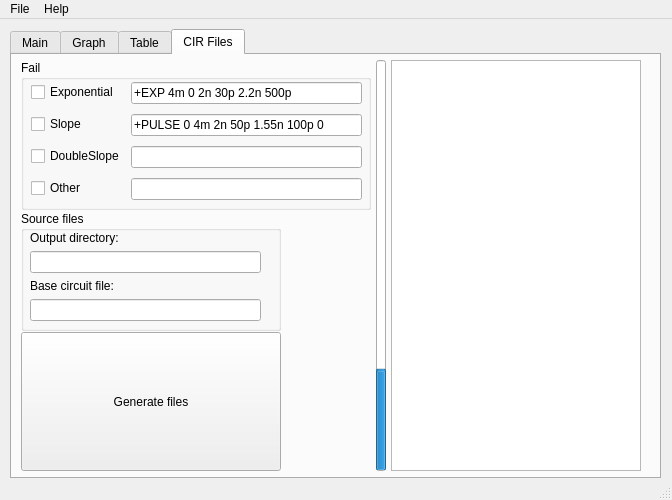
Above: Resources/Tools/Simulation_analyzer/ui/simulation_analyzer.ui from ginotkj/fiocs before the change. Below: the same form after it.
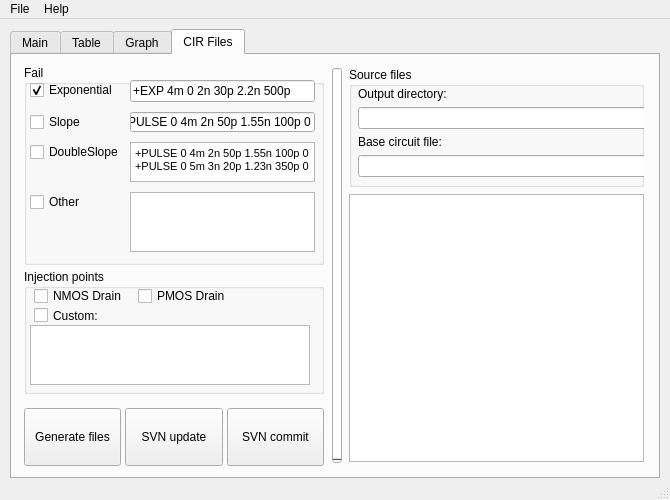
That is the form after the change. The open tabs and pages were chosen to show the change.

Commit message: GUI redesign. Re architecture of the fail_inject.py code.

```diff
--- a/Resources/Tools/Simulation_analyzer/ui/simulation_analyzer.ui
+++ b/Resources/Tools/Simulation_analyzer/ui/simulation_analyzer.ui
@@ -6,7 +6,7 @@
    <rect>
     <x>0</x>
     <y>0</y>
-    <width>672</width>
+    <width>670</width>
     <height>500</height>
    </rect>
   </property>
@@ -18,7 +18,7 @@
   </property>
   <property name="minimumSize">
    <size>
-    <width>580</width>
+    <width>670</width>
     <height>500</height>
    </size>
   </property>
@@ -43,7 +43,7 @@
      <rect>
       <x>10</x>
       <y>10</y>
-      <width>651</width>
+      <width>650</width>
       <height>450</height>
      </rect>
     </property>
@@ -55,7 +55,7 @@
     </property>
     <property name="minimumSize">
      <size>
-      <width>560</width>
+      <width>650</width>
       <height>450</height>
      </size>
     </property>
@@ -427,6 +427,11 @@
       </layout>
      </widget>
     </widget>
+    <widget class="QWidget" name="tab_3">
+     <attribute name="title">
+      <string>Table</string>
+     </attribute>
+    </widget>
     <widget class="QWidget" name="tab_2">
      <attribute name="title">
       <string>Graph</string>
@@ -505,11 +510,6 @@
       </layout>
      </widget>
     </widget>
-    <widget class="QWidget" name="tab_3">
-     <attribute name="title">
-      <string>Table</string>
-     </attribute>
-    </widget>
     <widget class="QWidget" name="tab_4">
      <attribute name="title">
       <string>CIR Files</string>
@@ -534,9 +534,21 @@
         <number>5</number>
        </property>
        <item>
-        <layout class="QVBoxLayout" name="verticalLayout_3">
-         <property name="sizeConstraint">
-          <enum>QLayout::SetMinimumSize</enum>
+        <layout class="QVBoxLayout" name="verticalLayout_3" stretch="0,0,0">
+         <property name="spacing">
+          <number>4</number>
+         </property>
+         <property name="leftMargin">
+          <number>7</number>
+         </property>
+         <property name="topMargin">
+          <number>5</number>
+         </property>
+         <property name="rightMargin">
+          <number>7</number>
+         </property>
+         <property name="bottomMargin">
+          <number>5</number>
          </property>
          <item>
           <widget class="QGroupBox" name="groupBox_2">
@@ -544,53 +556,62 @@
             <bool>true</bool>
            </property>
            <property name="sizePolicy">
-            <sizepolicy hsizetype="Expanding" vsizetype="Maximum">
+            <sizepolicy hsizetype="MinimumExpanding" vsizetype="MinimumExpanding">
              <horstretch>0</horstretch>
              <verstretch>0</verstretch>
             </sizepolicy>
            </property>
            <property name="minimumSize">
             <size>
-             <width>250</width>
-             <height>150</height>
+             <width>300</width>
+             <height>200</height>
             </size>
            </property>
            <property name="maximumSize">
             <size>
-             <width>350</width>
-             <height>160</height>
+             <width>300</width>
+             <height>200</height>
             </size>
            </property>
            <property name="title">
             <string>Fail</string>
            </property>
-           <property name="flat">
-            <bool>false</bool>
-           </property>
-           <property name="checkable">
-            <bool>false</bool>
-           </property>
            <widget class="QWidget" name="formLayoutWidget">
             <property name="geometry">
              <rect>
-              <x>10</x>
-              <y>20</y>
-              <width>331</width>
-              <height>121</height>
+              <x>0</x>
+              <y>10</y>
+              <width>291</width>
+              <height>181</height>
              </rect>
             </property>
             <layout class="QFormLayout" name="formLayout">
-             <property name="formAlignment">
-              <set>Qt::AlignLeading|Qt::AlignLeft|Qt::AlignVCenter</set>
+             <property name="sizeConstraint">
+              <enum>QLayout::SetMaximumSize</enum>
              </property>
              <property name="verticalSpacing">
               <number>10</number>
              </property>
+             <property name="leftMargin">
+              <number>6</number>
+             </property>
+             <property name="topMargin">
+              <number>5</number>
+             </property>
+             <property name="bottomMargin">
+              <number>2</number>
+             </property>
              <item row="0" column="0">
               <widget class="QCheckBox" name="checkBox">
                <property name="text">
                 <string>Exponential</string>
                </property>
+               <property name="checkable">
+                <bool>true</bool>
+               </property>
+               <property name="checked">
+                <bool>true</bool>
+               </property>
               </widget>
              </item>
              <item row="1" column="0">
@@ -616,6 +637,12 @@
              </item>
              <item row="0" column="1">
               <widget class="QLineEdit" name="lineEdit">
+               <property name="sizePolicy">
+                <sizepolicy hsizetype="Expanding" vsizetype="Fixed">
+                 <horstretch>0</horstretch>
+                 <verstretch>0</verstretch>
+                </sizepolicy>
+               </property>
                <property name="text">
                 <string>+EXP 4m 0 2n 30p 2.2n 500p</string>
                </property>
@@ -626,25 +653,347 @@
              </item>
              <item row="1" column="1">
               <widget class="QLineEdit" name="lineEdit_2">
+               <property name="sizePolicy">
+                <sizepolicy hsizetype="Expanding" vsizetype="Expanding">
+                 <horstretch>0</horstretch>
+                 <verstretch>0</verstretch>
+                </sizepolicy>
+               </property>
+               <property name="maximumSize">
+                <size>
+                 <width>16777215</width>
+                 <height>20</height>
+                </size>
+               </property>
                <property name="text">
                 <string>+PULSE 0 4m 2n 50p 1.55n 100p 0</string>
                </property>
+               <property name="dragEnabled">
+                <bool>true</bool>
+               </property>
+               <property name="readOnly">
+                <bool>true</bool>
+               </property>
               </widget>
              </item>
              <item row="2" column="1">
-              <widget class="QLineEdit" name="lineEdit_3"/>
+              <widget class="QTextEdit" name="textEdit">
+               <property name="maximumSize">
+                <size>
+                 <width>16777215</width>
+                 <height>40</height>
+                </size>
+               </property>
+               <property name="html">
+                <string>&lt;!DOCTYPE HTML PUBLIC &quot;-//W3C//DTD HTML 4.0//EN&quot; &quot;http://www.w3.org/TR/REC-html40/strict.dtd&quot;&gt;
+&lt;html&gt;&lt;head&gt;&lt;meta name=&quot;qrichtext&quot; content=&quot;1&quot; /&gt;&lt;style type=&quot;text/css&quot;&gt;
+p, li { white-space: pre-wrap; }
+&lt;/style&gt;&lt;/head&gt;&lt;body style=&quot; font-family:'MS Shell Dlg 2'; font-size:8.25pt; font-weight:400; font-style:normal;&quot;&gt;
+&lt;p style=&quot; margin-top:0px; margin-bottom:0px; margin-left:0px; margin-right:0px; -qt-block-indent:0; text-indent:0px;&quot;&gt;&lt;span style=&quot; font-size:8pt;&quot;&gt;+PULSE 0 4m 2n 50p 1.55n 100p 0&lt;/span&gt;&lt;/p&gt;
+&lt;p style=&quot; margin-top:0px; margin-bottom:0px; margin-left:0px; margin-right:0px; -qt-block-indent:0; text-indent:0px;&quot;&gt;&lt;span style=&quot; font-size:8pt;&quot;&gt;+PULSE 0 5m 3n 20p 1.23n 350p 0&lt;/span&gt;&lt;/p&gt;&lt;/body&gt;&lt;/html&gt;</string>
+               </property>
+              </widget>
              </item>
              <item row="3" column="1">
-              <widget class="QLineEdit" name="lineEdit_4"/>
+              <widget class="QTextEdit" name="textEdit_2">
+               <property name="maximumSize">
+                <size>
+                 <width>16777215</width>
+                 <height>60</height>
+                </size>
+               </property>
+              </widget>
              </item>
             </layout>
            </widget>
           </widget>
          </item>
+         <item>
+          <widget class="QGroupBox" name="groupBox_4">
+           <property name="sizePolicy">
+            <sizepolicy hsizetype="MinimumExpanding" vsizetype="MinimumExpanding">
+             <horstretch>0</horstretch>
+             <verstretch>0</verstretch>
+            </sizepolicy>
+           </property>
+           <property name="minimumSize">
+            <size>
+             <width>300</width>
+             <height>125</height>
+            </size>
+           </property>
+           <property name="maximumSize">
+            <size>
+             <width>300</width>
+             <height>125</height>
+            </size>
+           </property>
+           <property name="title">
+            <string>Injection points</string>
+           </property>
+           <widget class="QWidget" name="verticalLayoutWidget_3">
+            <property name="geometry">
+             <rect>
+              <x>0</x>
+              <y>10</y>
+              <width>295</width>
+              <height>111</height>
+             </rect>
+            </property>
+            <layout class="QVBoxLayout" name="verticalLayout_6">
+             <property name="spacing">
+              <number>0</number>
+             </property>
+             <property name="leftMargin">
+              <number>6</number>
+             </property>
+             <property name="topMargin">
+              <number>5</number>
+             </property>
+             <property name="bottomMargin">
+              <number>2</number>
+             </property>
+             <item>
+              <layout class="QHBoxLayout" name="horizontalLayout_3">
+               <property name="rightMargin">
+                <number>75</number>
+               </property>
+               <item>
+                <widget class="QCheckBox" name="checkBox_5">
+                 <property name="sizePolicy">
+                  <sizepolicy hsizetype="Minimum" vsizetype="Minimum">
+                   <horstretch>0</horstretch>
+                   <verstretch>0</verstretch>
+                  </sizepolicy>
+                 </property>
+                 <property name="minimumSize">
+                  <size>
+                   <width>100</width>
+                   <height>15</height>
+                  </size>
+                 </property>
+                 <property name="maximumSize">
+                  <size>
+                   <width>100</width>
+                   <height>20</height>
+                  </size>
+                 </property>
+                 <property name="text">
+                  <string>NMOS Drain</string>
+                 </property>
+                </widget>
+               </item>
+               <item>
+                <widget class="QCheckBox" name="checkBox_6">
+                 <property name="sizePolicy">
+                  <sizepolicy hsizetype="Minimum" vsizetype="Minimum">
+                   <horstretch>0</horstretch>
+                   <verstretch>0</verstretch>
+                  </sizepolicy>
+                 </property>
+                 <property name="minimumSize">
+                  <size>
+                   <width>100</width>
+                   <height>15</height>
+                  </size>
+                 </property>
+                 <property name="maximumSize">
+                  <size>
+                   <width>100</width>
+                   <height>20</height>
+                  </size>
+                 </property>
+                 <property name="text">
+                  <string>PMOS Drain</string>
+                 </property>
+                </widget>
+               </item>
+              </layout>
+             </item>
+             <item>
+              <layout class="QHBoxLayout" name="horizontalLayout_4">
+               <property name="rightMargin">
+                <number>180</number>
+               </property>
+               <item>
+                <widget class="QCheckBox" name="checkBox_7">
+                 <property name="sizePolicy">
+                  <sizepolicy hsizetype="Minimum" vsizetype="Minimum">
+                   <horstretch>0</horstretch>
+                   <verstretch>0</verstretch>
+                  </sizepolicy>
+                 </property>
+                 <property name="minimumSize">
+                  <size>
+                   <width>100</width>
+                   <height>15</height>
+                  </size>
+                 </property>
+                 <property name="maximumSize">
+                  <size>
+                   <width>100</width>
+                   <height>15</height>
+                  </size>
+                 </property>
+                 <property name="text">
+                  <string>Custom:</string>
+                 </property>
+                </widget>
+               </item>
+              </layout>
+             </item>
+             <item>
+              <widget class="QTextEdit" name="textEdit_3">
+               <property name="minimumSize">
+                <size>
+                 <width>280</width>
+                 <height>40</height>
+                </size>
+               </property>
+               <property name="maximumSize">
+                <size>
+                 <width>280</width>
+                 <height>60</height>
+                </size>
+               </property>
+              </widget>
+             </item>
+            </layout>
+           </widget>
+           <zorder>groupBox_2</zorder>
+           <zorder>verticalLayoutWidget_3</zorder>
+          </widget>
+         </item>
+         <item>
+          <layout class="QGridLayout" name="gridLayout_3">
+           <property name="topMargin">
+            <number>10</number>
+           </property>
+           <item row="0" column="0">
+            <widget class="QPushButton" name="pushButton_6">
+             <property name="sizePolicy">
+              <sizepolicy hsizetype="MinimumExpanding" vsizetype="MinimumExpanding">
+               <horstretch>0</horstretch>
+               <verstretch>0</verstretch>
+              </sizepolicy>
+             </property>
+             <property name="minimumSize">
+              <size>
+               <width>80</width>
+               <height>40</height>
+              </size>
+             </property>
+             <property name="maximumSize">
+              <size>
+               <width>100</width>
+               <height>60</height>
+              </size>
+             </property>
+             <property name="text">
+              <string>Generate files</string>
+             </property>
+            </widget>
+           </item>
+           <item row="0" column="2">
+            <widget class="QPushButton" name="pushButton_7">
+             <property name="sizePolicy">
+              <sizepolicy hsizetype="MinimumExpanding" vsizetype="MinimumExpanding">
+               <horstretch>0</horstretch>
+               <verstretch>0</verstretch>
+              </sizepolicy>
+             </property>
+             <property name="minimumSize">
+              <size>
+               <width>80</width>
+               <height>40</height>
+              </size>
+             </property>
+             <property name="maximumSize">
+              <size>
+               <width>100</width>
+               <height>60</height>
+              </size>
+             </property>
+             <property name="text">
+              <string>SVN commit</string>
+             </property>
+            </widget>
+           </item>
+           <item row="0" column="1">
+            <widget class="QPushButton" name="pushButton_8">
+             <property name="sizePolicy">
+              <sizepolicy hsizetype="MinimumExpanding" vsizetype="MinimumExpanding">
+               <horstretch>0</horstretch>
+               <verstretch>0</verstretch>
+              </sizepolicy>
+             </property>
+             <property name="minimumSize">
+              <size>
+               <width>80</width>
+               <height>40</height>
+              </size>
+             </property>
+             <property name="maximumSize">
+              <size>
+               <width>100</width>
+               <height>60</height>
+              </size>
+             </property>
+             <property name="text">
+              <string>SVN update</string>
+             </property>
+            </widget>
+           </item>
+          </layout>
+         </item>
+        </layout>
+       </item>
+       <item>
+        <widget class="QProgressBar" name="progressBar2">
+         <property name="sizePolicy">
+          <sizepolicy hsizetype="MinimumExpanding" vsizetype="MinimumExpanding">
+           <horstretch>0</horstretch>
+           <verstretch>0</verstretch>
+          </sizepolicy>
+         </property>
+         <property name="maximumSize">
+          <size>
+           <width>10</width>
+           <height>395</height>
+          </size>
+         </property>
+         <property name="value">
+          <number>0</number>
+         </property>
+         <property name="textVisible">
+          <bool>false</bool>
+         </property>
+         <property name="orientation">
+          <enum>Qt::Vertical</enum>
+         </property>
+        </widget>
+       </item>
+       <item>
+        <layout class="QVBoxLayout" name="verticalLayout_5">
+         <property name="spacing">
+          <number>7</number>
+         </property>
+         <property name="leftMargin">
+          <number>6</number>
+         </property>
+         <property name="topMargin">
+          <number>7</number>
+         </property>
+         <property name="rightMargin">
+          <number>4</number>
+         </property>
+         <property name="bottomMargin">
+          <number>9</number>
+         </property>
          <item>
           <widget class="QGroupBox" name="groupBox_3">
            <property name="sizePolicy">
-            <sizepolicy hsizetype="Expanding" vsizetype="Maximum">
+            <sizepolicy hsizetype="MinimumExpanding" vsizetype="Maximum">
              <horstretch>0</horstretch>
              <verstretch>0</verstretch>
             </sizepolicy>
@@ -657,7 +1006,7 @@
            </property>
            <property name="maximumSize">
             <size>
-             <width>260</width>
+             <width>350</width>
              <height>16777215</height>
             </size>
            </property>
@@ -669,11 +1018,17 @@
              <rect>
               <x>9</x>
               <y>19</y>
-              <width>231</width>
+              <width>301</width>
               <height>91</height>
              </rect>
             </property>
             <layout class="QVBoxLayout" name="verticalLayout_4">
+             <property name="leftMargin">
+              <number>0</number>
+             </property>
+             <property name="rightMargin">
+              <number>5</number>
+             </property>
              <item>
               <widget class="QLabel" name="label_7">
                <property name="text">
@@ -699,85 +1054,10 @@
           </widget>
          </item>
          <item>
-          <widget class="QPushButton" name="pushButton_6">
-           <property name="sizePolicy">
-            <sizepolicy hsizetype="Minimum" vsizetype="Minimum">
-             <horstretch>0</horstretch>
-             <verstretch>0</verstretch>
-            </sizepolicy>
-           </property>
-           <property name="minimumSize">
-            <size>
-             <width>246</width>
-             <height>20</height>
-            </size>
-           </property>
-           <property name="maximumSize">
-            <size>
-             <width>260</width>
-             <height>16777215</height>
-            </size>
-           </property>
-           <property name="text">
-            <string>Generate files</string>
-           </property>
-          </widget>
+          <widget class="QTreeView" name="treeView_2"/>
          </item>
         </layout>
        </item>
-       <item>
-        <widget class="QProgressBar" name="progressBar2">
-         <property name="sizePolicy">
-          <sizepolicy hsizetype="Expanding" vsizetype="Expanding">
-           <horstretch>0</horstretch>
-           <verstretch>0</verstretch>
-          </sizepolicy>
-         </property>
-         <property name="maximumSize">
-          <size>
-           <width>10</width>
-           <height>1000</height>
-          </size>
-         </property>
-         <property name="value">
-          <number>24</number>
-         </property>
-         <property name="alignment">
-          <set>Qt::AlignCenter</set>
-         </property>
-         <property name="textVisible">
-          <bool>false</bool>
-         </property>
-         <property name="orientation">
-          <enum>Qt::Vertical</enum>
-         </property>
-         <property name="invertedAppearance">
-          <bool>false</bool>
-         </property>
-        </widget>
-       </item>
-       <item>
-        <widget class="QTreeView" name="treeView_2">
-         <property name="sizePolicy">
-          <sizepolicy hsizetype="Expanding" vsizetype="Expanding">
-           <horstretch>0</horstretch>
-           <verstretch>0</verstretch>
-          </sizepolicy>
-         </property>
-         <property name="minimumSize">
-          <size>
-           <width>200</width>
-           <height>0</height>
-          </size>
-         </property>
-         <property name="maximumSize">
-          <size>
-           <width>250</width>
-           <height>16777215</height>
-          </size>
-         </property>
-        </widget>
-       </item>
       </layout>
      </widget>
     </widget>
@@ -788,7 +1068,7 @@
     <rect>
      <x>0</x>
      <y>0</y>
-     <width>672</width>
+     <width>670</width>
      <height>21</height>
     </rect>
    </property>
```
Left out of the diff: 10 changed lines with no effect on the pictures. The commit also changes 5 other files.
